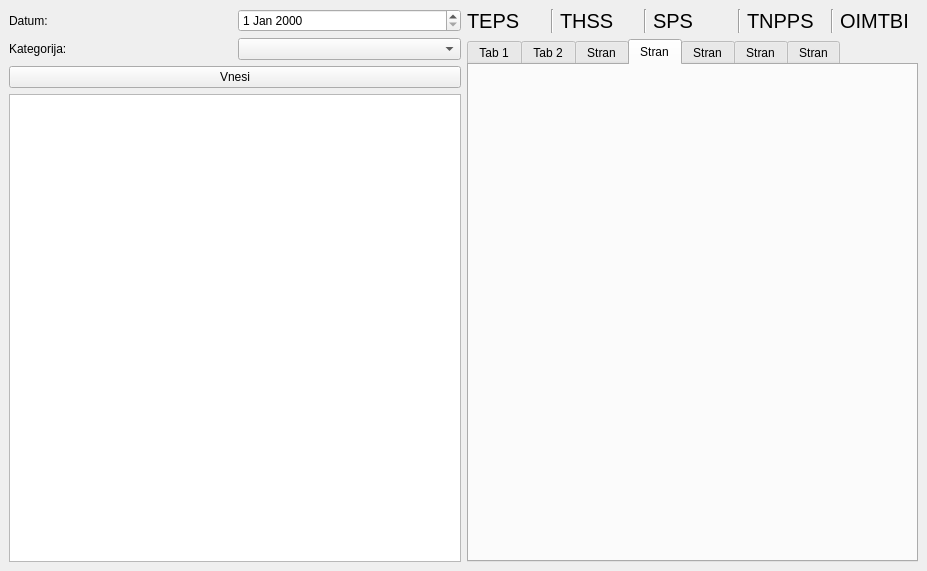
Old version of the form calsec/gui.ui in the repository markloborec/kazalniki-kibernetske-varnosti.
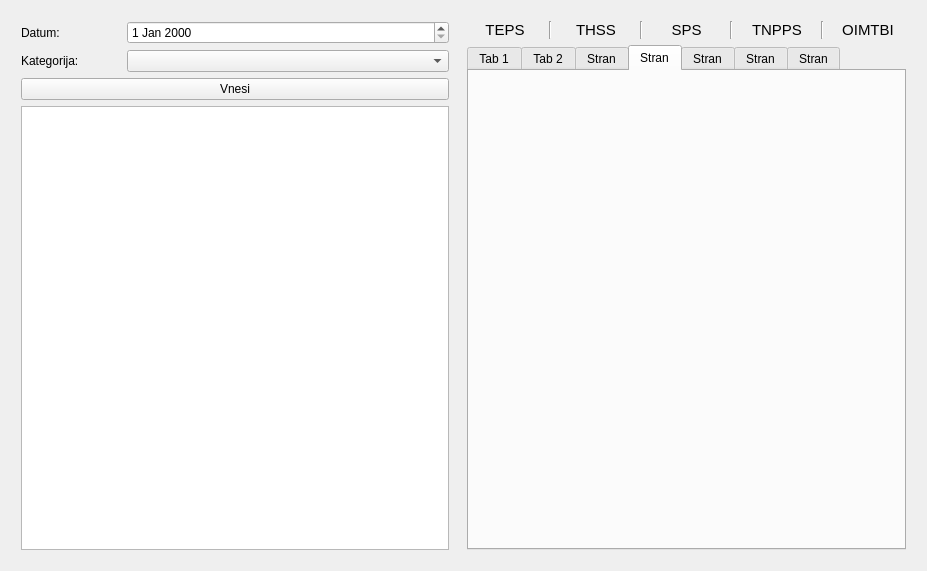
New version of the form. The open tabs and pages were chosen to show the change.

Patch:
```diff
--- a/calsec/gui.ui
+++ b/calsec/gui.ui
@@ -35,10 +35,28 @@
    <layout class="QGridLayout" name="gridLayout">
     <item row="0" column="0">
      <layout class="QVBoxLayout" name="verticalLayout">
+      <property name="leftMargin">
+       <number>12</number>
+      </property>
+      <property name="topMargin">
+       <number>12</number>
+      </property>
+      <property name="rightMargin">
+       <number>12</number>
+      </property>
+      <property name="bottomMargin">
+       <number>12</number>
+      </property>
       <item>
        <layout class="QHBoxLayout" name="horizontalLayout_2">
         <item>
          <widget class="QLabel" name="label_2">
+          <property name="maximumSize">
+           <size>
+            <width>100</width>
+            <height>16777215</height>
+           </size>
+          </property>
           <property name="text">
            <string>Datum: </string>
           </property>
@@ -53,6 +71,12 @@
        <layout class="QHBoxLayout" name="horizontalLayout_3">
         <item>
          <widget class="QLabel" name="label_3">
+          <property name="maximumSize">
+           <size>
+            <width>100</width>
+            <height>16777215</height>
+           </size>
+          </property>
           <property name="text">
            <string>Kategorija:</string>
           </property>
@@ -75,24 +99,36 @@
        </widget>
       </item>
       <item>
-       <widget class="QTableWidget" name="incidentiTW"/>
+       <widget class="QListWidget" name="incidentiLW"/>
       </item>
      </layout>
     </item>
     <item row="0" column="1">
      <layout class="QVBoxLayout" name="verticalLayout_3">
+      <property name="topMargin">
+       <number>12</number>
+      </property>
+      <property name="rightMargin">
+       <number>12</number>
+      </property>
+      <property name="bottomMargin">
+       <number>12</number>
+      </property>
       <item>
        <layout class="QHBoxLayout" name="horizontalLayout_4">
         <item>
          <widget class="QLabel" name="tepsL">
           <property name="font">
            <font>
-            <pointsize>15</pointsize>
+            <pointsize>11</pointsize>
            </font>
           </property>
           <property name="text">
            <string>TEPS</string>
           </property>
+          <property name="alignment">
+           <set>Qt::AlignCenter</set>
+          </property>
          </widget>
         </item>
         <item>
@@ -106,12 +142,15 @@
          <widget class="QLabel" name="thssL">
           <property name="font">
            <font>
-            <pointsize>15</pointsize>
+            <pointsize>11</pointsize>
            </font>
           </property>
           <property name="text">
            <string>THSS</string>
           </property>
+          <property name="alignment">
+           <set>Qt::AlignCenter</set>
+          </property>
          </widget>
         </item>
         <item>
@@ -125,12 +164,15 @@
          <widget class="QLabel" name="spsL">
           <property name="font">
            <font>
-            <pointsize>15</pointsize>
+            <pointsize>11</pointsize>
            </font>
           </property>
           <property name="text">
            <string>SPS</string>
           </property>
+          <property name="alignment">
+           <set>Qt::AlignCenter</set>
+          </property>
          </widget>
         </item>
         <item>
@@ -144,12 +186,15 @@
          <widget class="QLabel" name="tnppsL">
           <property name="font">
            <font>
-            <pointsize>15</pointsize>
+            <pointsize>11</pointsize>
            </font>
           </property>
           <property name="text">
            <string>TNPPS</string>
           </property>
+          <property name="alignment">
+           <set>Qt::AlignCenter</set>
+          </property>
          </widget>
         </item>
         <item>
@@ -163,12 +208,15 @@
          <widget class="QLabel" name="oimtbiL">
           <property name="font">
            <font>
-            <pointsize>15</pointsize>
+            <pointsize>11</pointsize>
            </font>
           </property>
           <property name="text">
            <string>OIMTBI</string>
           </property>
+          <property name="alignment">
+           <set>Qt::AlignCenter</set>
+          </property>
          </widget>
         </item>
        </layout>
```
Left out of the diff: 4 changed lines with no effect on the pictures.
